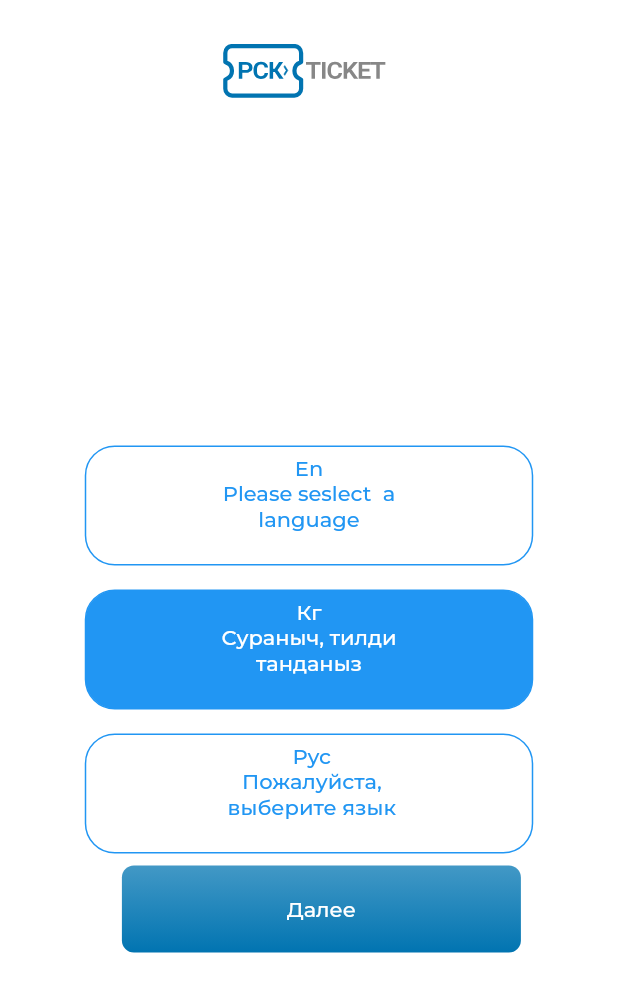
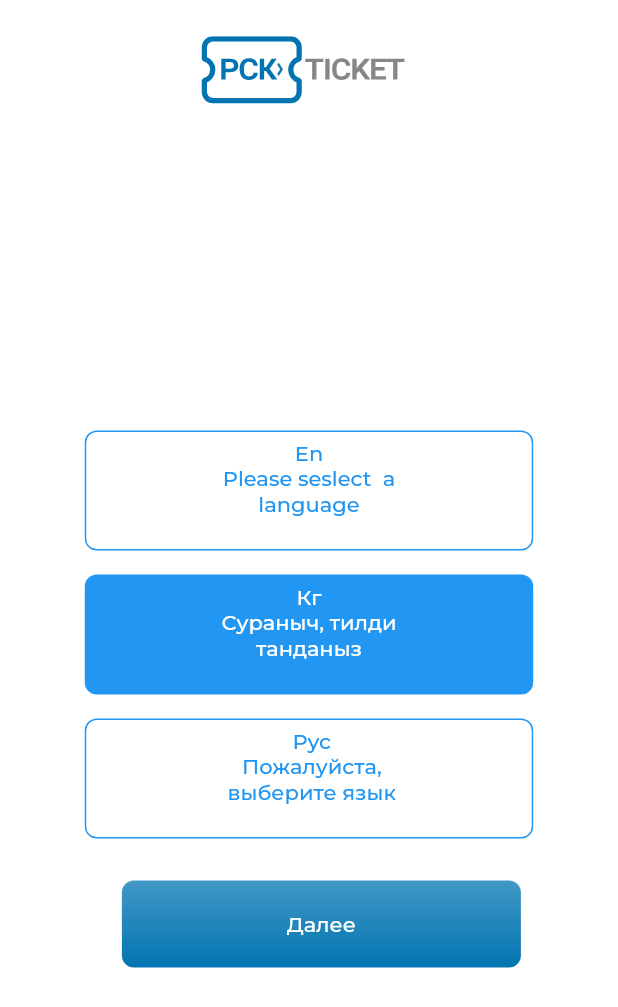
Before and after one commit to vektemok/SEO-RSK-TICKET, a Flutter app: the screen it shows after launch, on a phone screen of 412 x 824 dp. Shown: the top 1007 px of the screen. Run offline on Flutter 3.47's test engine with Material 2 defaults, Android fonts, the phone set to English and light mode, and no system bars; our stand-ins replace flutter_svg, google_fonts.

Commit message:
first commit

```diff
--- a/lib/src/presentation/view/screens/language_select_screen.dart
+++ b/lib/src/presentation/view/screens/language_select_screen.dart
@@ -1,3 +1,4 @@
+
 import 'package:flutter/material.dart';
 import 'package:google_fonts/google_fonts.dart';
 import 'package:flutter_svg/svg.dart';
@@ -60,11 +61,13 @@ language
         elevation: Theme.of(context).appBarTheme.elevation,
         backgroundColor: Theme.of(context).appBarTheme.backgroundColor,
         centerTitle: Theme.of(context).appBarTheme.centerTitle,
+
+
         title: Padding(
           padding: const EdgeInsets.all(8.0),
           child: SizedBox(
-            height: 150,
-            width: 120,
+            height: 180,
+            width: 150,
             child: SvgPicture.asset(
               'assets/appbar_rsk.svg',
             ),
@@ -95,7 +98,7 @@ language
 
                                 width: double.infinity,
                                 decoration: BoxDecoration(
-                                    borderRadius: BorderRadius.circular(20),
+                                    borderRadius: BorderRadius.circular(8),
                                     color: index == _currentIndex
                                         ? Colors.blue
                                         : Colors.white,
@@ -120,7 +123,8 @@ language
                             ))),
                   );
                 }),
-           ScreenSwitcherButton(path: 'theme_select')
+           SizedBox(height: 20,),
+           ScreenSwitcherButton(path: '/theme_select')
           ],
         ),
       ),
--- a/lib/src/presentation/widgets/screen_switcher_button.dart
+++ b/lib/src/presentation/widgets/screen_switcher_button.dart
@@ -9,7 +9,7 @@ class ScreenSwitcherButton extends StatelessWidget {
   Widget build(BuildContext context) {
     return InkWell(
       onTap: (){
-        Navigator.pushNamed(context, 'path');
+        Navigator.pushNamed(context, path);
       },
       child: Container(
         width: 266,
```
Also changed, not shown: lib/src/presentation/view/screens/theme_select_screen.dart (+6 -1 lines).
